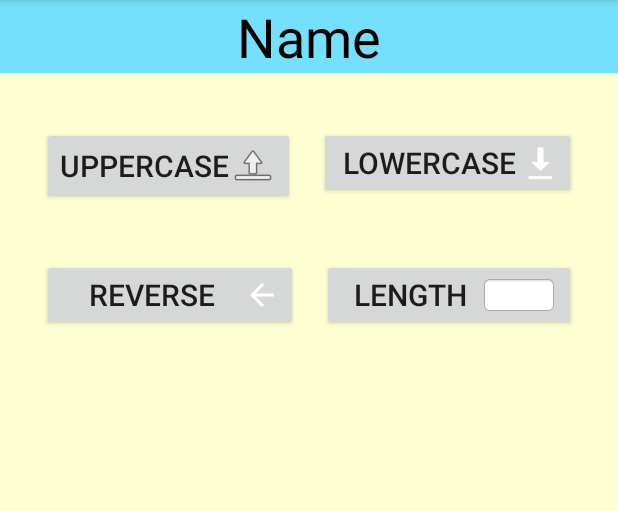
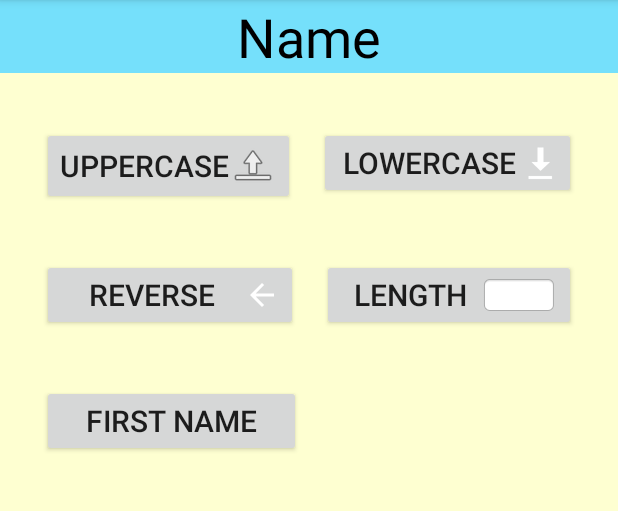
Before and after one commit to AbhishekSanthoshJaya/C0769778_Ex3, an Android app: the OptionsActivity screen opened directly, with no data from a screen before it, on a phone screen of 412 x 824 dp, the part 84-595 px from its top. Run offline under Robolectric (Android 15) with nearby library versions, the phone set to English and light mode, and no system bars.

Commit message:
Added first name code

```diff
--- a/app/src/main/res/layout/activity_options.xml
+++ b/app/src/main/res/layout/activity_options.xml
@@ -75,4 +75,17 @@
         app:layout_constraintEnd_toEndOf="parent"
         app:layout_constraintStart_toEndOf="@+id/btnReverse"
         app:layout_constraintTop_toBottomOf="@+id/btnLowercase" />
+
+    <Button
+        android:id="@+id/btnFirstName"
+        android:layout_width="0dp"
+        android:layout_height="wrap_content"
+        android:layout_marginStart="28dp"
+        android:layout_marginTop="36dp"
+        android:layout_marginEnd="14dp"
+        android:text="FIRST NAME"
+        android:textSize="20sp"
+        app:layout_constraintEnd_toStartOf="@+id/btnFirst"
+        app:layout_constraintStart_toStartOf="parent"
+        app:layout_constraintTop_toBottomOf="@+id/btnReverse" />
 </androidx.constraintlayout.widget.ConstraintLayout>
```
Also changed, not shown: app/src/main/java/com/aby/day3project/OptionsActivity.java (+31 -0 lines).
